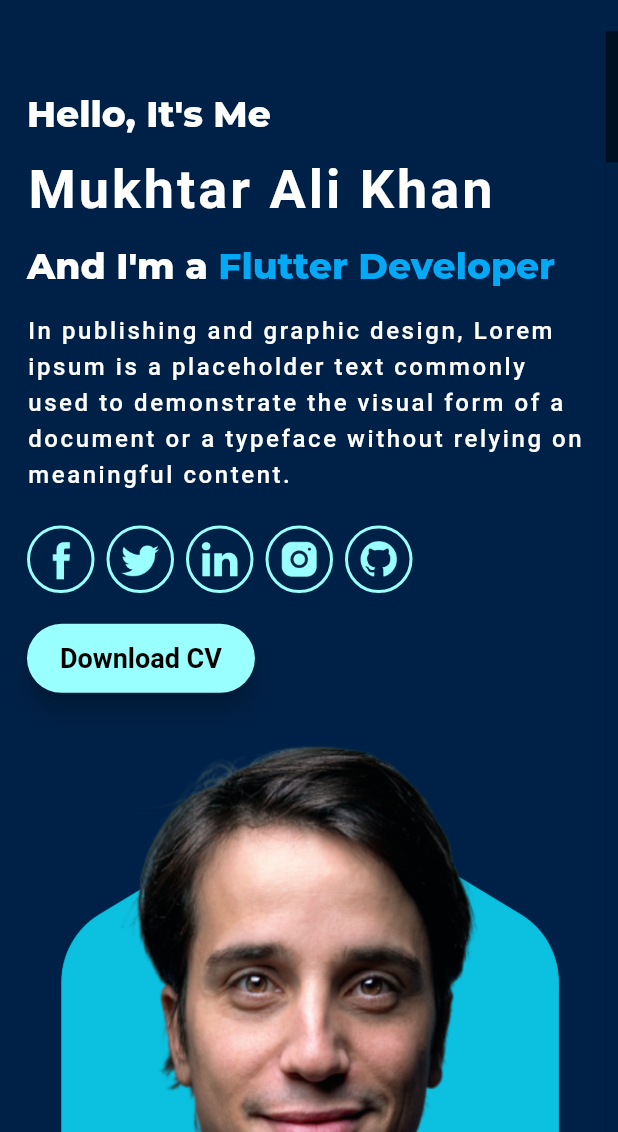
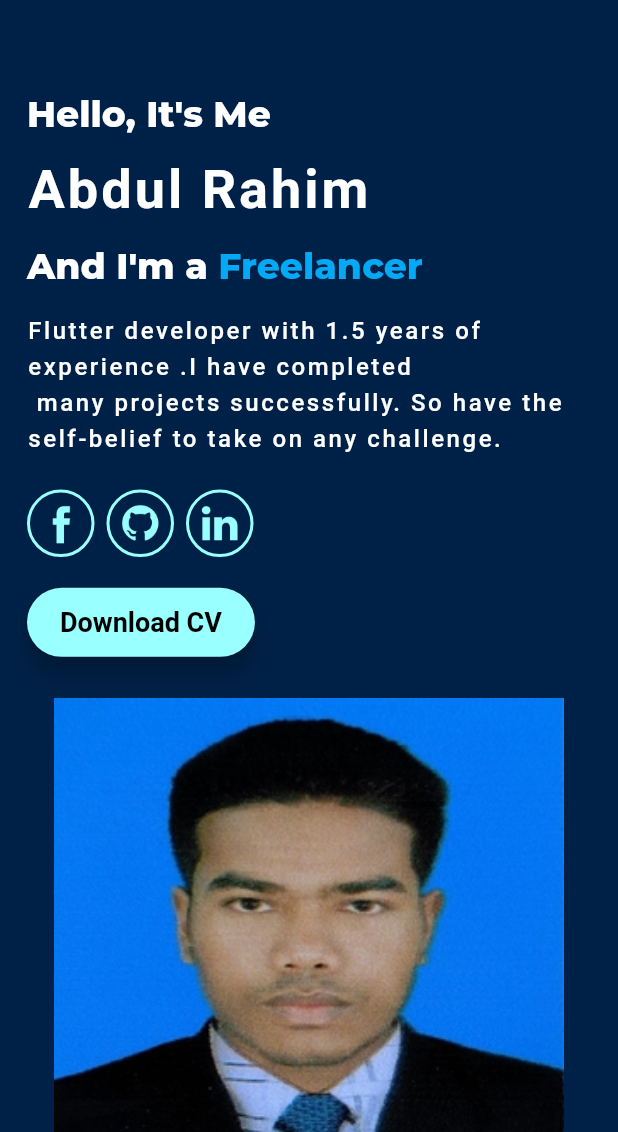
Before and after one commit to nextive-rahim/portfolio_web_app, a Flutter app: the screen it shows after launch, after a tap on "Download CV", on a phone screen of 412 x 824 dp, the part 104-1236 px from its top. Run offline on Flutter 3.47's test engine with Material 2 defaults, Android fonts, the phone set to English and light mode, and no system bars; drawn by our look-alikes of animated_text_kit, scrollable_positioned_list; our stand-ins replace animate_do, dio, google_fonts; missing offline and left inert: dart:html.

Commit message:
feat : Update home page design.

```diff
--- a/lib/globals/app_assets.dart
+++ b/lib/globals/app_assets.dart
@@ -4,7 +4,7 @@
   static String linkedIn = 'assets/images/in.png';
   static String insta = 'assets/images/insta.png';
   static String twitter = 'assets/images/twit.png';
-  static String profile1 = 'assets/images/pro1.png';
+  static String profile1 = 'assets/images/profile1.jpg';
   static String profile2 = 'assets/images/pro2.png';
   static String code = 'assets/images/coding.png';
   static String brush = 'assets/images/brush-stroke.png';
--- a/lib/helper class/views/about_me.dart
+++ b/lib/helper class/views/about_me.dart
@@ -1,5 +1,3 @@
-
-
 import 'package:animate_do/animate_do.dart';
 import 'package:flutter/material.dart';
 import 'package:flutter_dev_portfolio/globals/app_assets.dart';
@@ -48,7 +46,7 @@
     return FadeInRight(
       duration: const Duration(milliseconds: 1200),
       child: Image.asset(
-        AppAssets.profile2,
+        AppAssets.profile1,
         height: 450,
         width: 400,
       ),
--- a/lib/helper class/views/home_page.dart
+++ b/lib/helper class/views/home_page.dart
@@ -1,5 +1,6 @@
 import 'package:animate_do/animate_do.dart';
 import 'package:animated_text_kit/animated_text_kit.dart';
+import 'package:dio/dio.dart';
 import 'package:flutter/material.dart';
 import 'package:flutter_dev_portfolio/globals/app_assets.dart';
 import 'package:flutter_dev_portfolio/globals/app_buttons.dart';
@@ -8,6 +9,9 @@
 import 'package:flutter_dev_portfolio/globals/constants.dart';
 import 'package:flutter_dev_portfolio/helper%20class/helper_class.dart';
 import 'package:flutter_dev_portfolio/widgets/profile_animation.dart';
+import 'package:path_provider/path_provider.dart';
+import 'package:url_launcher/url_launcher.dart';
+import 'dart:html' as html;
 
 class HomePage extends StatefulWidget {
   const HomePage({Key? key}) : super(key: key);
@@ -17,14 +21,33 @@
 }
 
 class _HomePageState extends State<HomePage> {
-  final socialButtons = <String>[
-    AppAssets.facebook,
-    AppAssets.twitter,
-    AppAssets.linkedIn,
-    AppAssets.insta,
-    AppAssets.github,
+  // final socialButtons = <String>[
+  //   AppAssets.facebook,
+  //   AppAssets.twitter,
+  //   AppAssets.linkedIn,
+  //   AppAssets.insta,
+  //   AppAssets.github,
+  // ];
+  Future<void> _launchUrl(String socialLink) async {
+    if (!await launchUrl(Uri.parse(socialLink))) {
+      throw Exception('Could not launch $socialLink');
+    }
+  }
+
+  List socialButtons = [
+    {
+      'icon': AppAssets.facebook,
+      'url': 'https://www.facebook.com/rahim.srrahim.3'
+    },
+    {
+      'icon': AppAssets.github,
+      'url': 'https://github.com/developer-rahim',
+    },
+    {
+      'icon': AppAssets.linkedIn,
+      'url': 'https://www.linkedin.com/in/rahim-sr-rahim-09068521b/',
+    },
   ];
-
   var socialBI;
 
   @override
@@ -75,7 +98,7 @@
         FadeInRight(
           duration: const Duration(milliseconds: 1400),
           child: Text(
-            'Mukhtar Ali Khan',
+            'Abdul Rahim',
             style: AppTextStyles.headingStyles(),
           ),
         ),
@@ -91,16 +114,15 @@
               AnimatedTextKit(
                 animatedTexts: [
                   TyperAnimatedText(
+                    'Freelancer',
+                    textStyle:
+                        AppTextStyles.montserratStyle(color: Colors.lightBlue),
+                  ),
+                  TyperAnimatedText(
                     'Flutter Developer',
                     textStyle:
                         AppTextStyles.montserratStyle(color: Colors.lightBlue),
                   ),
-                  TyperAnimatedText('Freelancer',
-                      textStyle: AppTextStyles.montserratStyle(
-                          color: Colors.lightBlue)),
-                  TyperAnimatedText('YouTuber',
-                      textStyle: AppTextStyles.montserratStyle(
-                          color: Colors.lightBlue))
                 ],
                 pause: const Duration(milliseconds: 1000),
                 displayFullTextOnTap: true,
@@ -113,9 +135,9 @@
         FadeInDown(
           duration: const Duration(milliseconds: 1600),
           child: Text(
-            'In publishing and graphic design, Lorem ipsum is a placeholder '
-            'text commonly used to demonstrate the visual form of a document'
-            ' or a typeface without relying on meaningful content.',
+            'Flutter developer with 1.5 years of experience .I have completed'
+            '\n many projects successfully. So have the self-belief'
+            ' to take on any challenge.',
             style: AppTextStyles.normalStyle(),
           ),
         ),
@@ -146,8 +168,11 @@
                   hoverColor: AppColors.themeColor,
                   splashColor: AppColors.lawGreen,
                   child: buildSocialButton(
-                      asset: socialButtons[index],
-                      hover: socialBI == index ? true : false),
+                      asset: socialButtons[index]['icon'],
+                      hover: socialBI == index ? true : false,
+                      onTap: () {
+                        _launchUrl(socialButtons[index]['url']);
+                      }),
                 );
               },
             ),
@@ -157,14 +182,30 @@
         FadeInUp(
           duration: const Duration(milliseconds: 1800),
           child: AppButtons.buildMaterialButton(
-              onTap: () {}, buttonName: 'Download CV'),
+              onTap: () async {
+                downloadFile(
+                    'https://drive.google.com/file/d/1DsCkBNSD586UQsEsog05QGLZ-NyLpR6o/view');
+              },
+              buttonName: 'Download CV'),
         ),
       ],
     );
   }
 
-  Ink buildSocialButton({required String asset, required bool hover}) {
-    return Ink(
+  void downloadFile(String url) {
+    html.AnchorElement anchorElement = html.AnchorElement(href: url);
+    anchorElement.download = url;
+    anchorElement.click();
+  }
+
+  buildSocialButton({
+    required String asset,
+    required bool hover,
+    required void Function()? onTap,
+  }) {
+    return GestureDetector(
+      onTap: onTap,
+      child: Ink(
         width: 45,
         height: 45,
         decoration: BoxDecoration(
@@ -180,6 +221,7 @@
           color: hover ? AppColors.bgColor : AppColors.themeColor,
           // fit: BoxFit.fill,
         ),
+      ),
     );
   }
 }
--- a/lib/helper class/views/main_dashboard.dart
+++ b/lib/helper class/views/main_dashboard.dart
@@ -57,6 +57,10 @@
   }
 
   final yourScrollController = ScrollController();
+  @override
+  void initState() {
+    super.initState();
+  }
 
   @override
   Widget build(BuildContext context) {
@@ -106,12 +110,13 @@
               return Row(
                 crossAxisAlignment: CrossAxisAlignment.end,
                 children: [
-                  const Text('Portfolio'),
+                  const Text('Abdul Rahim'),
                   const Spacer(),
                   SizedBox(
                     height: 30,
                     child: ListView.separated(
                       itemCount: menuItems.length,
+                      controller: yourScrollController,
                       shrinkWrap: true,
                       scrollDirection: Axis.horizontal,
                       separatorBuilder: (context, child) =>
@@ -144,24 +149,22 @@
           },
         ),
       ),
-      body: Scrollbar(
-        trackVisibility: true,
-        thumbVisibility: true,
-        thickness: 8,
-        interactive: true,
-        controller: yourScrollController,
-        child: ListView.builder(
-          itemCount: screensList.length,
-          controller: yourScrollController,
-          itemBuilder: (context, index) {
-            return screensList[index];
-          },
-        ),
+      body: ScrollablePositionedList.builder(
+        itemCount: screensList.length,
+        itemScrollController: _itemScrollController,
+        itemPositionsListener: itemPositionsListener,
+        scrollOffsetListener: scrollOffsetListener,
+        itemBuilder: (context, index) {
+          return screensList[index];
+        },
       ),
     );
   }
 
-  AnimatedContainer buildNavBarAnimatedContainer(int index, bool hover) {
+  AnimatedContainer buildNavBarAnimatedContainer(
+    int index,
+    bool hover,
+  ) {
     return AnimatedContainer(
       alignment: Alignment.center,
       width: hover ? 80 : 75,
@@ -170,7 +173,8 @@
       child: Text(
         menuItems[index],
         style: AppTextStyles.headerTextStyle(
-            color: hover ? AppColors.themeColor : AppColors.white),
+          color: hover ? AppColors.themeColor : AppColors.white,
+        ),
       ),
     );
   }
--- a/lib/widgets/profile_animation.dart
+++ b/lib/widgets/profile_animation.dart
@@ -21,7 +21,7 @@
         AnimationController(vsync: this, duration: const Duration(seconds: 3))
           ..repeat(reverse: true);
 
-    _animation = Tween(begin: const Offset(0,0.05), end: const Offset(0, 0))
+    _animation = Tween(begin: const Offset(0, 0.05), end: const Offset(0, 0))
         .animate(_controller);
   }
 
@@ -38,7 +38,7 @@
       child: Image.asset(
         AppAssets.profile1,
         width: 340,
-        height: 450,
+        height: 350,
         fit: BoxFit.fill,
       ),
     );
--- a/pubspec.yaml
+++ b/pubspec.yaml
@@ -39,6 +39,9 @@
   animated_text_kit: ^4.2.2
   animate_do: ^3.0.2
   scrollable_positioned_list: ^0.3.8
+  url_launcher: ^6.1.12
+  dio: ^5.3.0
+
 
 dev_dependencies:
   flutter_test:
```
Also changed, not shown: assets/images/profile1.jpg (added). Lines whose indentation alone changed are shown as unchanged.
